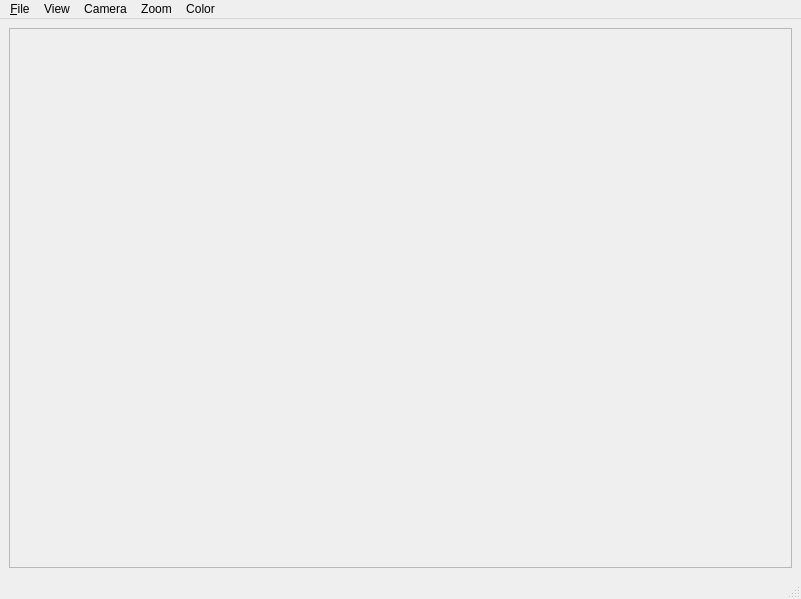
The window that mainwindow.ui (Kolkir/stereocam) describes before a commit, drawn with Qt 5.
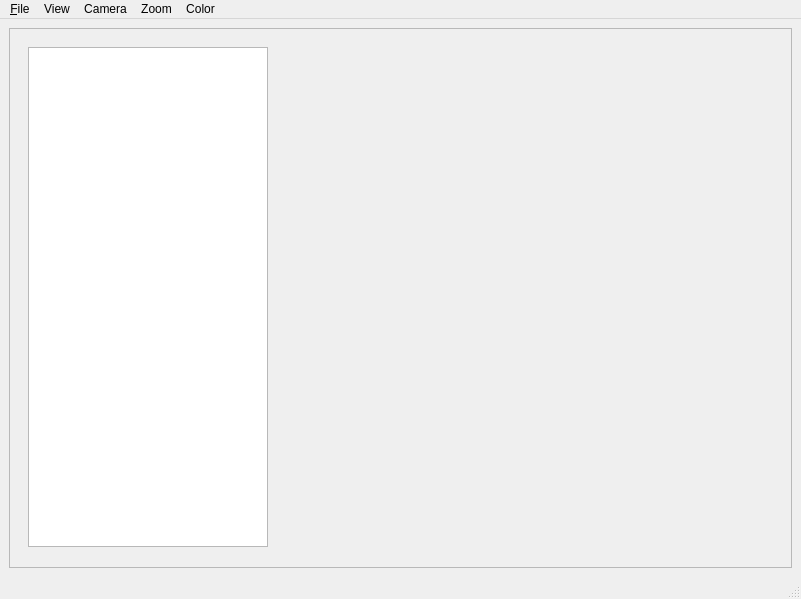
The same window after the commit.

Diff of the .ui file:
```diff
--- a/mainwindow.ui
+++ b/mainwindow.ui
@@ -75,13 +75,35 @@
              </layout>
             </widget>
             <widget class="QWidget" name="depthMapPage">
+             <property name="minimumSize">
+              <size>
+               <width>689</width>
+               <height>0</height>
+              </size>
+             </property>
              <layout class="QGridLayout" name="gridLayout_2">
               <item row="0" column="0">
-               <layout class="QHBoxLayout" name="depthMapLayout">
+               <layout class="QHBoxLayout" name="depthMapHorizontalLayout">
+                <item>
+                 <widget class="QTableView" name="depthSettingsTableView">
+                  <property name="sizePolicy">
+                   <sizepolicy hsizetype="Preferred" vsizetype="Preferred">
+                    <horstretch>0</horstretch>
+                    <verstretch>0</verstretch>
+                   </sizepolicy>
+                  </property>
+                  <property name="maximumSize">
+                   <size>
+                    <width>240</width>
+                    <height>16777215</height>
+                   </size>
+                  </property>
+                 </widget>
+                </item>
                 <item>
                  <widget class="QLabel" name="depthMapLabel">
                   <property name="sizePolicy">
-                   <sizepolicy hsizetype="Ignored" vsizetype="Ignored">
+                   <sizepolicy hsizetype="Preferred" vsizetype="Preferred">
                     <horstretch>0</horstretch>
                     <verstretch>0</verstretch>
                    </sizepolicy>
```
